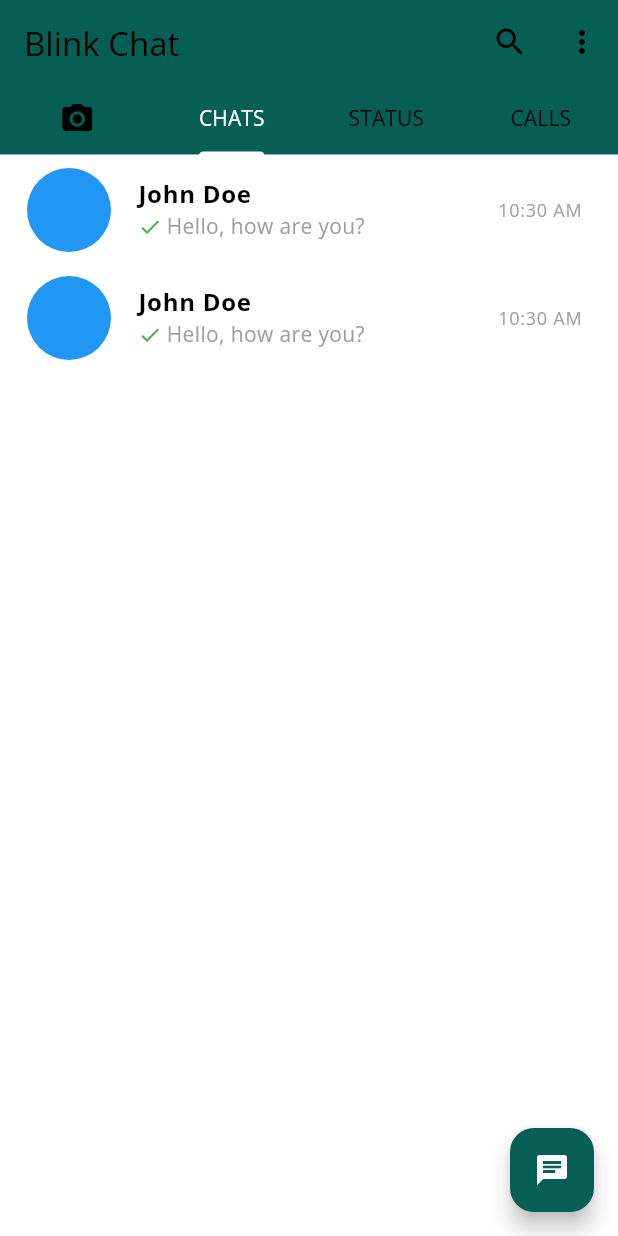
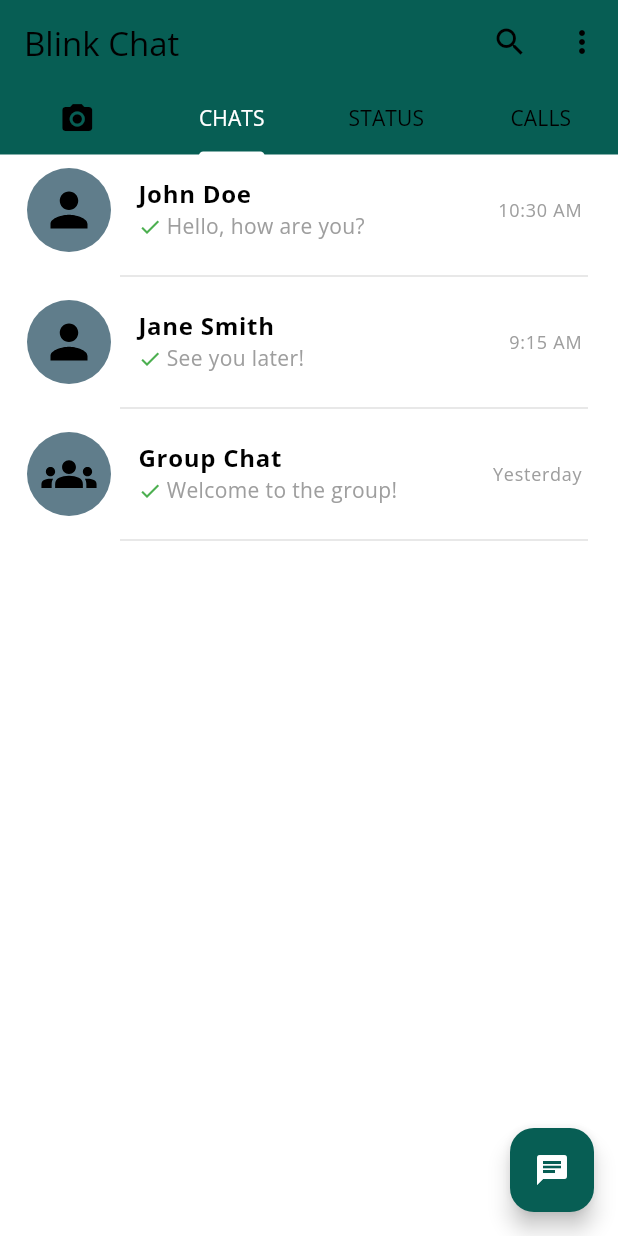
Before and after one commit to VanLuanNguyen/BlinkChat, a Flutter app: the screen it shows after launch, on a phone screen of 412 x 824 dp. Run offline on Flutter 3.47's test engine with Material 3 defaults, Android fonts, the phone set to English and light mode, and no system bars; our stand-ins replace emoji_picker_flutter, flutter_svg.

```diff
--- a/lib/CustomUI/CustomCard.dart
+++ b/lib/CustomUI/CustomCard.dart
@@ -1,16 +1,38 @@
+import "package:chat_app/Model/ChatModel.dart";
 import "package:flutter/material.dart";
+import "package:flutter_svg/flutter_svg.dart";
+import 'package:chat_app/Screens/IndividualPage.dart';
 
 class CustomCard extends StatelessWidget {
-  const CustomCard({super.key});
-
+  const CustomCard({super.key, required this.chatModel});
+  final ChatModel chatModel;
   @override
   Widget build(BuildContext context) {
-    return ListTile(
-      leading: CircleAvatar(
+    return InkWell(
+      onTap: () {
+        Navigator.push(
+          context,
+          MaterialPageRoute(
+            builder: (context) => IndividualPage(
+              chatModel: chatModel,
+            )
+          ));
+      },
+      child: Column(
+        children: [
+          ListTile(
+            leading:
+            CircleAvatar(
               radius: 30,
+              child: SvgPicture.asset(
+                chatModel.isGroup ? "assets/groups.svg" : "assets/person.svg",
+                height: 37,
+                width: 37,
+              ),
+              backgroundColor: Colors.blueGrey,
             ),
             title: Text(
-        "John Doe",
+              chatModel.name,
               style: TextStyle(
                 fontWeight: FontWeight.bold,
                 fontSize: 16
@@ -20,7 +42,8 @@ class CustomCard extends StatelessWidget {
               children: [
                 Icon(Icons.check, color: Colors.green, size: 16),
                 SizedBox(width: 3),
-          Text("Hello, how are you?",
+                Text(
+                  chatModel.currentMessage,
                   style: TextStyle(
                     color: Colors.grey,
                     fontSize: 14,
@@ -29,12 +52,22 @@ class CustomCard extends StatelessWidget {
               ],
             ),
             trailing: Text(
-        "10:30 AM",
+              chatModel.time,
               style: TextStyle(
                 color: Colors.grey,
                 fontSize: 12,
               ),
             ),
+          ),
+          Padding(
+            padding: const EdgeInsets.only(right:20, left: 80),
+            child: Divider(
+              thickness: 1,
+              color: Colors.grey.shade300,
+            ),
+          ),
+        ],
+      ),
     );
   }
 }
--- /dev/null
+++ b/lib/Model/ChatModel.dart
@@ -0,0 +1,15 @@
+class ChatModel{
+  String name;
+  String icon;
+  bool isGroup;
+  String time;
+  String currentMessage;
+  ChatModel({
+    required this.name,
+    required this.icon,
+    required this.isGroup,
+    required this.time,
+    required this.currentMessage,
+  });
+
+}
--- a/lib/Pages/ChatPage.dart
+++ b/lib/Pages/ChatPage.dart
@@ -1,4 +1,5 @@
 import 'package:chat_app/CustomUI/CustomCard.dart';
+import 'package:chat_app/Model/ChatModel.dart';
 import 'package:flutter/material.dart';
 
 class ChatPage extends StatefulWidget {
@@ -9,6 +10,29 @@ class ChatPage extends StatefulWidget {
 }
 
 class _ChatPageState extends State<ChatPage> {
+  List<ChatModel> chats = [
+    ChatModel(
+      name: "John Doe",
+      icon: "assets/person.svg",
+      isGroup: false,
+      time: "10:30 AM",
+      currentMessage: "Hello, how are you?",
+    ),
+    ChatModel(
+      name: "Jane Smith",
+      icon: "assets/person.svg",
+      isGroup: false,
+      time: "9:15 AM",
+      currentMessage: "See you later!",
+    ),
+    ChatModel(
+      name: "Group Chat",
+      icon: "assets/groups.svg",
+      isGroup: true,
+      time: "Yesterday",
+      currentMessage: "Welcome to the group!",
+    ),
+  ];
   @override
   Widget build(BuildContext context) {
     return Scaffold(
@@ -20,11 +44,10 @@ class _ChatPageState extends State<ChatPage> {
         foregroundColor: Colors.white,
         child: Icon(Icons.chat),
       ),
-      body: ListView(
-        children: [
-          CustomCard(),
-          CustomCard(),
-        ],
+      body: ListView.builder(
+        itemCount: chats.length,
+        itemBuilder: (context, index) => CustomCard(
+          chatModel: chats[index],)
       ),
     );
   }
--- a/pubspec.yaml
+++ b/pubspec.yaml
@@ -37,6 +37,9 @@ dependencies:
   # The following adds the Cupertino Icons font to your application.
   # Use with the CupertinoIcons class for iOS style icons.
   cupertino_icons: ^1.0.8
+  flutter_svg: ^2.0.9
+  shared_preferences: ^2.1.0
+  emoji_picker_flutter: ^4.3.0
 
 dev_dependencies:
   flutter_test:
@@ -61,7 +64,8 @@ flutter:
   uses-material-design: true
 
   # To add assets to your application, add an assets section, like this:
-  # assets:
+  assets:
+    - assets/
   #   - images/a_dot_burr.jpeg
   #   - images/a_dot_ham.jpeg
 
```
Also changed, not shown: lib/Screens/IndividualPage.dart (added, +239 -0 lines), assets/groups.svg (added), assets/person.svg (added), pubspec.lock, 5 other files. Lines whose indentation alone changed are shown as unchanged.
